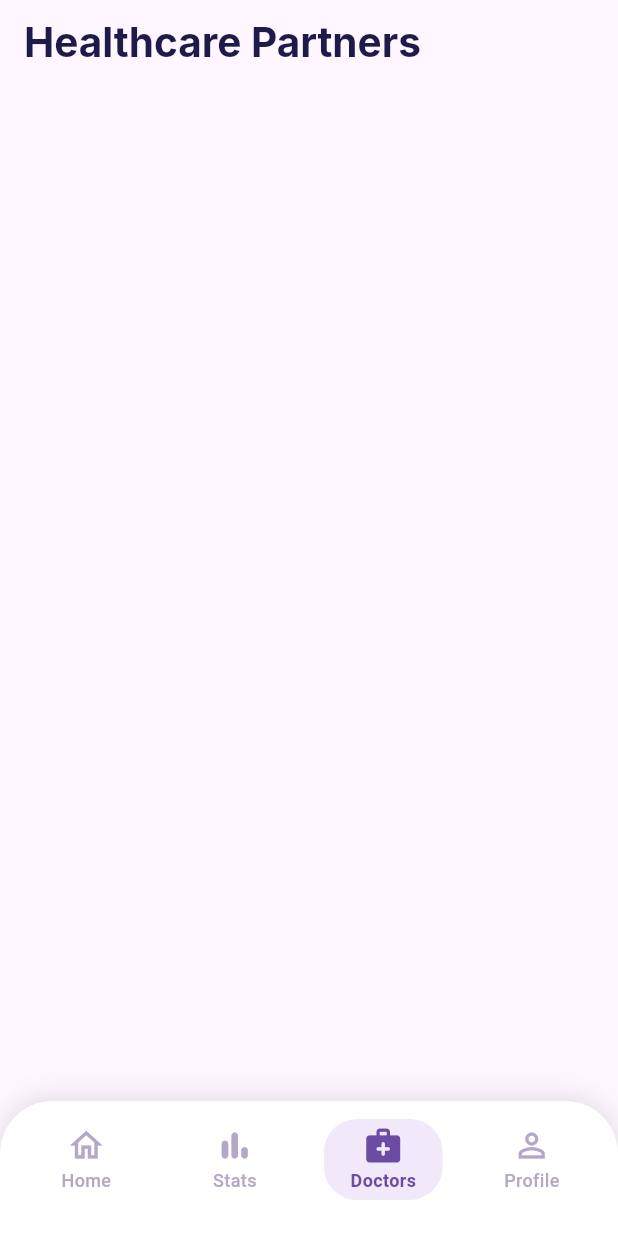
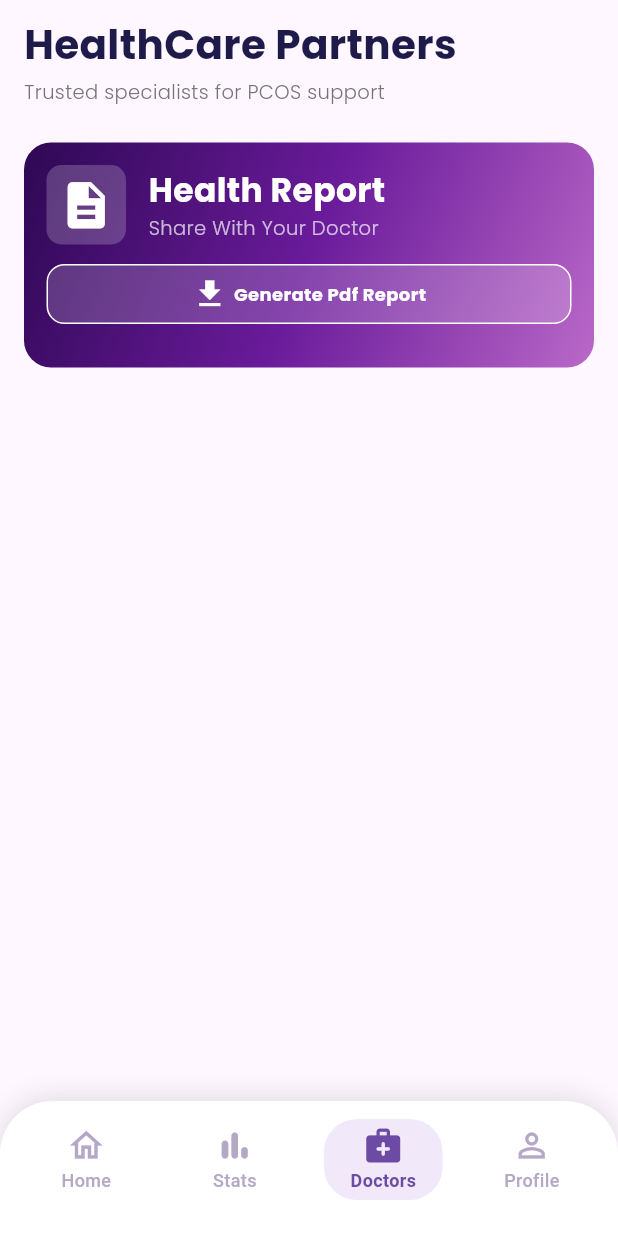
Before and after one commit to aniruddharoyarka/PCOS-App-V2, a Flutter app: the screen it shows after launch, item 3 of the bottom bar chosen, on a phone screen of 412 x 824 dp. Run offline on Flutter 3.47's test engine with Material 3 defaults, Android fonts, the phone set to English and light mode, and no system bars; our stand-ins replace google_fonts.

Commit message:
doctor head and pdf

```diff
--- a/lib/screens/doctors_screen.dart
+++ b/lib/screens/doctors_screen.dart
@@ -1,6 +1,7 @@
 import 'package:flutter/material.dart';
 import 'package:google_fonts/google_fonts.dart';
-
+import 'package:pcos_app_v2/widgets/doctor_pdf_file.dart';
+import 'package:pcos_app_v2/widgets/doctor_header.dart';
 class DoctorsScreen extends StatefulWidget {
   const DoctorsScreen({super.key});
 
@@ -12,15 +13,24 @@ class _DoctorsScreenState extends State<DoctorsScreen> {
   @override
   Widget build(BuildContext context) {
     return Scaffold(
-      appBar: AppBar(
-        title: Text("Healthcare Partners",
-        style:  GoogleFonts.inter(
-          fontSize: 27,
-          fontWeight: FontWeight.bold,
-          color: Color(0xFF1E1B4B),
-        ),),
-        centerTitle:false,
 
+
+
+      body: SafeArea(
+        child: SingleChildScrollView(
+        child: Padding(
+          padding: const EdgeInsets.symmetric(horizontal: 16),
+          child: Column(
+            crossAxisAlignment: CrossAxisAlignment.start,
+            children: const [
+              SizedBox(height: 10),
+              DoctorHeader(),
+              SizedBox(height: 20),
+              DoctorPdfFile(),
+            ],
+          ),
+        ),
+      ),
       ),
     );
   }
--- /dev/null
+++ b/lib/widgets/doctor_header.dart
@@ -0,0 +1,35 @@
+import 'package:flutter/material.dart';
+import 'package:google_fonts/google_fonts.dart';
+
+class DoctorHeader extends StatelessWidget {
+  const DoctorHeader({super.key});
+
+  @override
+  Widget build(BuildContext context) {
+    return Column(
+      crossAxisAlignment: CrossAxisAlignment.start,
+      children: [
+        Text("HealthCare Partners",
+          style:GoogleFonts.poppins(
+            fontSize: 27,
+            fontWeight: FontWeight.bold,
+            color: Color(0xFF1E1B4B),
+          ) ,
+
+
+
+        ),
+        SizedBox(height: 3,),
+        Text("Trusted specialists for PCOS support",
+              style: GoogleFonts.poppins(
+                fontWeight: FontWeight.w300,
+                fontSize:13,
+                color: Colors.grey[600]
+
+              ),),
+        SizedBox(height: 4),
+      ],
+
+    );
+  }
+}
--- /dev/null
+++ b/lib/widgets/doctor_pdf_file.dart
@@ -0,0 +1,130 @@
+import 'package:flutter/material.dart';
+import 'package:google_fonts/google_fonts.dart';
+class DoctorPdfFile extends StatefulWidget {
+  const DoctorPdfFile({super.key});
+
+  @override
+  State<DoctorPdfFile> createState() => _DoctorPdfFileState();
+}
+
+class _DoctorPdfFileState extends State<DoctorPdfFile> {
+  @override
+  Widget build(BuildContext context) {
+    return SizedBox(
+      width: double.infinity,
+      height: 150,
+
+     child:
+     Container(
+
+      decoration: BoxDecoration(
+          borderRadius: BorderRadius.circular(18),
+        gradient: LinearGradient(
+        begin: Alignment.topLeft,
+            end: Alignment.bottomRight,
+            colors:[
+              Color(0xFF2E0854),
+              Color(0xFF6A1B9A),
+              Color(0xFFBA68C8),
+            ],
+             )
+
+
+
+      ),
+       child: Column(
+         crossAxisAlignment: CrossAxisAlignment.start,
+         children: [
+           Padding(
+
+             padding:  EdgeInsets.only(left: 15, top: 15, right: 15),
+             child: Row(
+             children: [
+               Container(
+                 decoration: BoxDecoration(
+                   color: Colors.white.withOpacity(0.2),
+                   borderRadius: BorderRadius.circular(10),
+                 ),
+                 //child: Icon(Icons.description,size: 37,color: Colors.white,),
+                  child:  Padding(
+                     padding: EdgeInsets.all(8),
+                     child: Icon(
+                       Icons.description,
+                       size: 37,
+                       color: Colors.white,
+                     ),
+                   )
+               ),
+               SizedBox(width: 15,),
+               Column(
+                 crossAxisAlignment: CrossAxisAlignment.start,
+                 children: [
+                   Text("Health Report",
+                   style:GoogleFonts.poppins(
+                       fontSize: 22,
+                       fontWeight: FontWeight.bold,
+                        color: Colors.white
+
+                   ),),
+                   Text("Share With Your Doctor",
+                     style: GoogleFonts.poppins(
+                         fontWeight: FontWeight.w300,
+                         fontSize:13,
+                         color: Colors.white70
+
+                     ),)
+                 ]
+
+               )
+             ],
+
+           ),
+           ),
+           SizedBox(height: 13),
+           Center(
+          child:  SizedBox(
+             width: 350,
+             height: 40,
+
+             child: Container(
+               padding: EdgeInsets.all(5),
+               alignment: Alignment.center,
+               decoration: BoxDecoration(
+                 color: Colors.white.withOpacity(0.18),
+                 borderRadius: BorderRadius.circular(12),
+                 border: Border.all(
+                   color: Colors.white,
+                   width: 1,
+                 ),
+               ),
+
+               child:  Row(
+                   mainAxisAlignment: MainAxisAlignment.center,
+                   children: [
+                     Icon(
+                       Icons.download,
+                       color: Colors.white,
+                       size: 24,
+                     ),
+                     SizedBox(width: 4),
+                     Text("Generate Pdf Report",
+                       style: GoogleFonts.poppins(
+                           fontSize: 12,
+                           fontWeight: FontWeight.bold,
+                           color: Colors.white
+                       ),
+                     ),
+                   ]
+               ),
+
+             ),
+           )
+           ),
+
+         ],
+       ),
+      ),
+    );
+
+  }
+}
```
